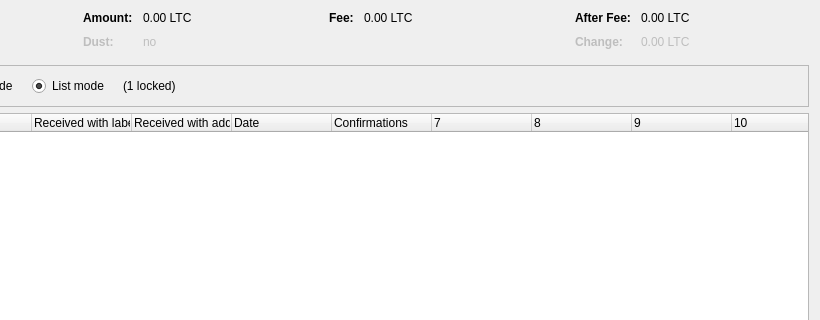
The window that src/qt/forms/coincontroldialog.ui (UbiState/ubicoin) describes before a commit, drawn with Qt 5; both pictures show x 180 to 1000 and y 0 to 320 of the 1000 by 500 pixel window.
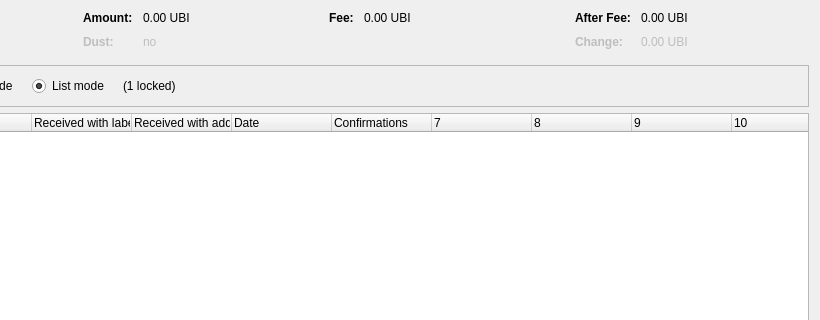
The same window after the commit. Custom widgets are drawn as their Qt base class.

```diff
--- a/src/qt/forms/coincontroldialog.ui
+++ b/src/qt/forms/coincontroldialog.ui
@@ -132,7 +132,7 @@
           <enum>Qt::ActionsContextMenu</enum>
          </property>
          <property name="text">
-          <string notr="true">0.00 LTC</string>
+          <string notr="true">0.00 UBI</string>
          </property>
          <property name="textInteractionFlags">
           <set>Qt::LinksAccessibleByMouse|Qt::TextSelectableByKeyboard|Qt::TextSelectableByMouse</set>
@@ -212,7 +212,7 @@
           <enum>Qt::ActionsContextMenu</enum>
          </property>
          <property name="text">
-          <string notr="true">0.00 LTC</string>
+          <string notr="true">0.00 UBI</string>
          </property>
          <property name="textInteractionFlags">
           <set>Qt::LinksAccessibleByMouse|Qt::TextSelectableByKeyboard|Qt::TextSelectableByMouse</set>
@@ -257,7 +257,7 @@
           <enum>Qt::ActionsContextMenu</enum>
          </property>
          <property name="text">
-          <string notr="true">0.00 LTC</string>
+          <string notr="true">0.00 UBI</string>
          </property>
          <property name="textInteractionFlags">
           <set>Qt::LinksAccessibleByMouse|Qt::TextSelectableByKeyboard|Qt::TextSelectableByMouse</set>
@@ -292,7 +292,7 @@
           <enum>Qt::ActionsContextMenu</enum>
          </property>
          <property name="text">
-          <string notr="true">0.00 LTC</string>
+          <string notr="true">0.00 UBI</string>
          </property>
          <property name="textInteractionFlags">
           <set>Qt::LinksAccessibleByMouse|Qt::TextSelectableByKeyboard|Qt::TextSelectableByMouse</set>
```
